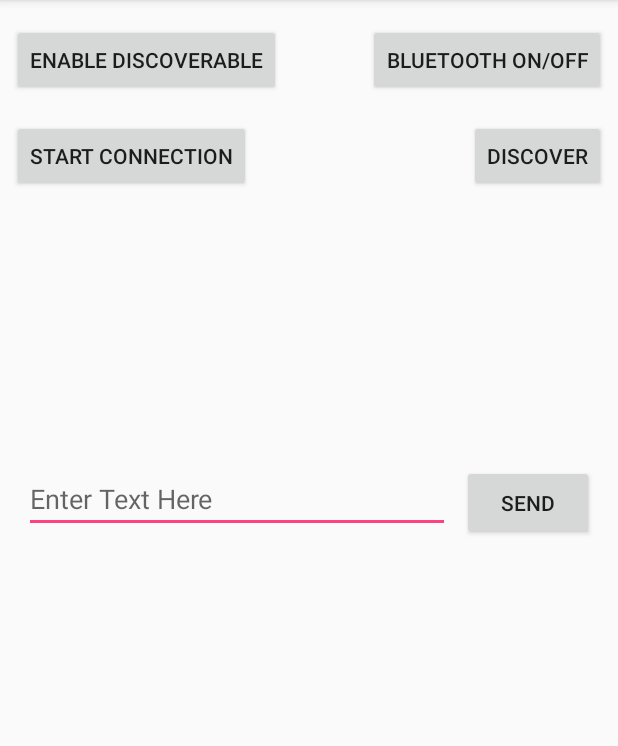
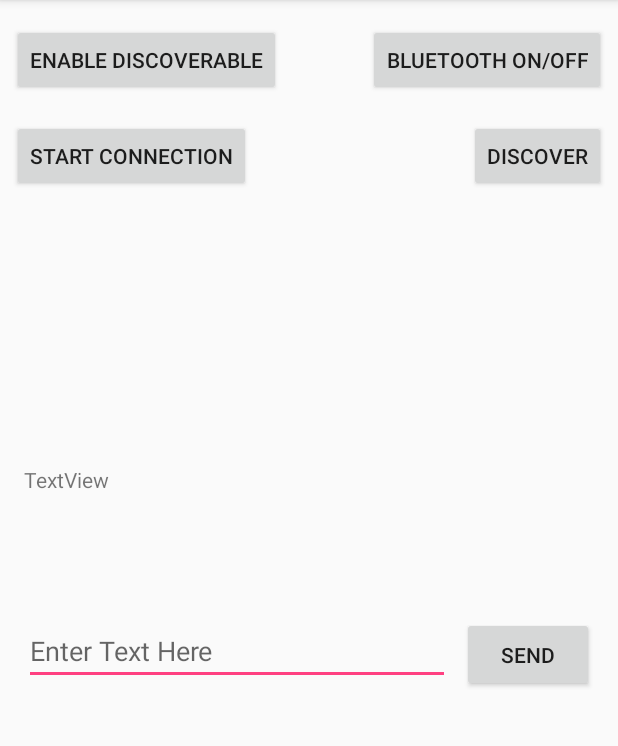
Before and after one commit to zoko0/wsd17z, an Android app: the screen it shows after launch (MainActivity), on a phone screen of 412 x 824 dp, the part 84-830 px from its top. Run offline under Robolectric (Android 15) with nearby library versions, the phone set to English and light mode, and no system bars.

Commit message:
Widoczny text

```diff
--- a/app/src/main/java/zokoo/wsd_chat/BTConnectionService.java
+++ b/app/src/main/java/zokoo/wsd_chat/BTConnectionService.java
@@ -6,6 +6,8 @@ import android.bluetooth.BluetoothDevice;
 import android.bluetooth.BluetoothServerSocket;
 import android.bluetooth.BluetoothSocket;
 import android.content.Context;
+import android.content.Intent;
+import android.support.v4.content.LocalBroadcastManager;
 
 import java.io.IOException;
 import java.io.InputStream;
@@ -199,6 +201,11 @@ public class BTConnectionService {
                     bytes = mmInStream.read(buffer);
                     String incomingMessage = new String(buffer, 0, bytes);
                     System.out.println("Input stream: " + incomingMessage);
+
+                    Intent incomingMessageIntent = new Intent("incomingMessage");
+                    incomingMessageIntent.putExtra("theMessage", incomingMessage);
+                    LocalBroadcastManager.getInstance(mContext).sendBroadcast(incomingMessageIntent);
+
                 } catch (IOException e) {
                     System.out.println("Err czytanie inputu: " + e.getMessage());
                     e.printStackTrace();
--- a/app/src/main/java/zokoo/wsd_chat/MainActivity.java
+++ b/app/src/main/java/zokoo/wsd_chat/MainActivity.java
@@ -6,6 +6,7 @@ import android.content.BroadcastReceiver;
 import android.content.Context;
 import android.content.Intent;
 import android.content.IntentFilter;
+import android.support.v4.content.LocalBroadcastManager;
 import android.support.v7.app.AppCompatActivity;
 import android.os.Bundle;
 import android.view.View;
@@ -13,6 +14,7 @@ import android.widget.AdapterView;
 import android.widget.Button;
 import android.widget.EditText;
 import android.widget.ListView;
+import android.widget.TextView;
 import android.widget.Toast;
 
 import java.nio.charset.Charset;
@@ -36,6 +38,9 @@ public class MainActivity extends AppCompatActivity implements AdapterView.OnIte
     Button btnSend;
 
     EditText etText;
+
+    TextView incomingMessages;
+    StringBuilder messages;
 
     private final BroadcastReceiver mReceiver = new BroadcastReceiver() {
         @Override
@@ -131,6 +136,14 @@ public class MainActivity extends AppCompatActivity implements AdapterView.OnIte
         }
     };
 
+    private BroadcastReceiver mReceiver5 = new BroadcastReceiver() {
+        @Override
+        public void onReceive(Context context, Intent intent) {
+            String text = intent.getStringExtra("theMessage");
+            messages.append(text + "\n");
+            etText.setText("");
+        }
+    };
 
     @Override
     protected void onCreate(Bundle savedInstanceState) {
@@ -146,11 +159,12 @@ public class MainActivity extends AppCompatActivity implements AdapterView.OnIte
         btnStartConnection = (Button) findViewById(R.id.startconnection);
         etText = (EditText) findViewById(R.id.editText);
 
+        mBluetoothAdapter = BluetoothAdapter.getDefaultAdapter();
         lvNewDevices.setOnItemClickListener(MainActivity.this);
 
         System.out.println("Wlaczenie aplikacji.");
 
-        mBluetoothAdapter = BluetoothAdapter.getDefaultAdapter();
+        LocalBroadcastManager.getInstance(this).registerReceiver(mReceiver5, new IntentFilter("incomingMessage "));
 
         IntentFilter filter = new IntentFilter(BluetoothDevice.ACTION_BOND_STATE_CHANGED);
         registerReceiver(mBroadcastReceiver4, filter);
@@ -169,7 +183,6 @@ public class MainActivity extends AppCompatActivity implements AdapterView.OnIte
                 System.out.println("Przycisk: Rozpocznij polaczenie");
                 startConnection();
             }
-
         });
 
         btnSend.setOnClickListener(new View.OnClickListener() {
@@ -180,7 +193,6 @@ public class MainActivity extends AppCompatActivity implements AdapterView.OnIte
                 mBluetoothConnection.write(bytes);
             }
         });
-
     }
 
     public void startConnection(){
--- a/app/src/main/res/layout/activity_main.xml
+++ b/app/src/main/res/layout/activity_main.xml
@@ -66,12 +66,15 @@
         android:layout_width="0dp"
         android:layout_height="wrap_content"
         android:layout_marginEnd="8dp"
+        android:layout_marginLeft="16dp"
         android:layout_marginStart="16dp"
         android:layout_marginTop="16dp"
         android:hint="Enter Text Here"
         app:layout_constraintEnd_toStartOf="@+id/send"
+        app:layout_constraintHorizontal_bias="0.0"
+        app:layout_constraintLeft_toLeftOf="parent"
         app:layout_constraintStart_toStartOf="parent"
-        app:layout_constraintTop_toBottomOf="@+id/lvNewDevices" />
+        app:layout_constraintTop_toBottomOf="@+id/textView" />
 
     <Button
         android:id="@+id/send"
@@ -81,6 +84,21 @@
         android:layout_marginTop="16dp"
         android:text="SEND"
         app:layout_constraintRight_toRightOf="parent"
+        app:layout_constraintTop_toBottomOf="@+id/textView" />
+
+    <TextView
+        android:id="@+id/textView"
+        android:layout_width="0dp"
+        android:layout_height="85dp"
+        android:layout_marginEnd="16dp"
+        android:layout_marginLeft="16dp"
+        android:layout_marginStart="16dp"
+        android:layout_marginTop="16dp"
+        android:text="TextView"
+        app:layout_constraintEnd_toEndOf="parent"
+        app:layout_constraintHorizontal_bias="0.0"
+        app:layout_constraintLeft_toLeftOf="parent"
+        app:layout_constraintStart_toStartOf="parent"
         app:layout_constraintTop_toBottomOf="@+id/lvNewDevices" />
 
 </android.support.constraint.ConstraintLayout>
```
